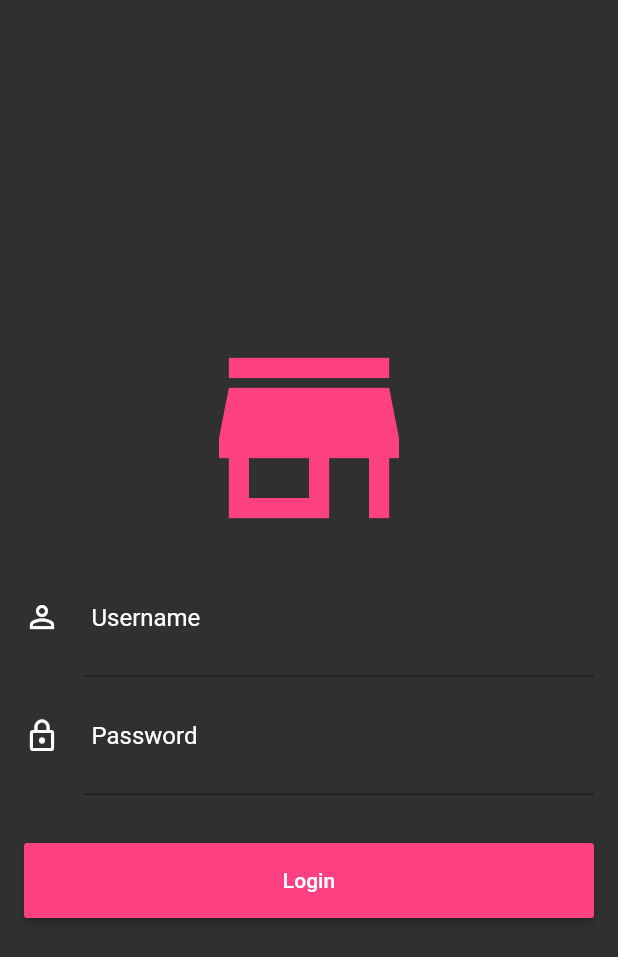
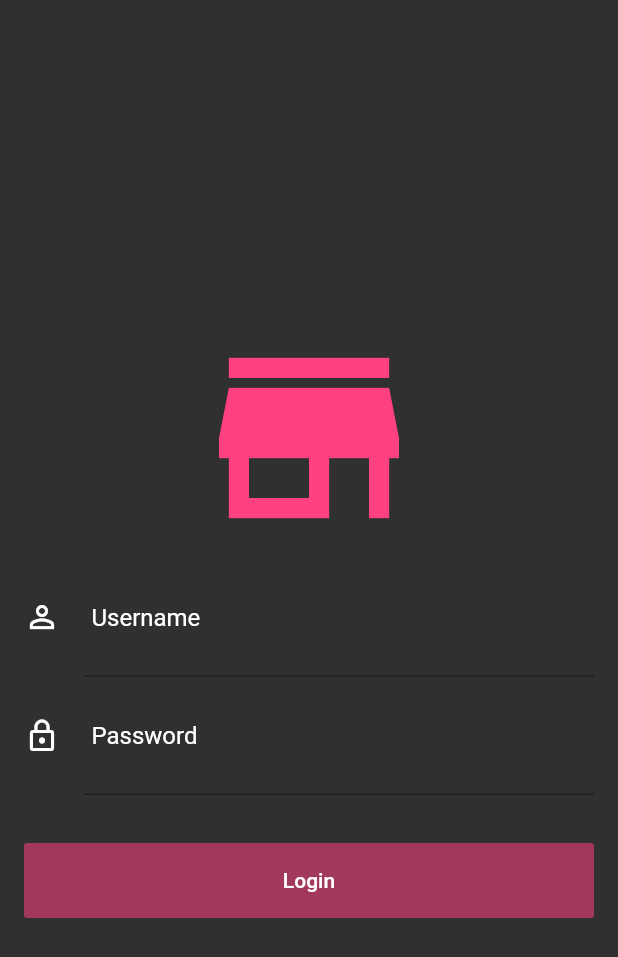
Before and after one commit to luidimso/flutter_app_marketplace_admin, a Flutter app: the screen it shows after launch, on a phone screen of 412 x 824 dp. Shown: the top 957 px of the screen. Run offline on Flutter 3.47's test engine with Material 2 defaults, Android fonts, the phone set to English and light mode, and no system bars; our stand-ins replace rxdart; missing offline and left inert: bloc_pattern.

Commit message:
Applying validators on login page

```diff
--- a/lib/component/inputField_component.dart
+++ b/lib/component/inputField_component.dart
@@ -4,11 +4,16 @@ class InputFieldComponent extends StatelessWidget {
   final IconData icon;
   final String placeholder;
   final bool password;
+  final Stream<String> validator;
+  final Function(String) onChanged;
 
-  InputFieldComponent({this.icon, this.password, this.placeholder});
+  InputFieldComponent({this.icon, this.password, this.placeholder, this.validator, this.onChanged});
 
   @override
   Widget build(BuildContext context) {
+    return StreamBuilder<String>(
+      stream: validator,
+      builder: (context, snapshot) {
         return TextField(
           decoration: InputDecoration(
             icon: Icon(icon,
@@ -28,12 +33,16 @@ class InputFieldComponent extends StatelessWidget {
                 right: 30,
                 top: 30,
                 bottom: 30
-        )
+            ),
+            errorText: snapshot.hasError ? snapshot.error : null
           ),
           style: TextStyle(
               color: Colors.white
           ),
           obscureText: password,
+          onChanged: onChanged,
+        );
+      },
     );
   }
 }
--- a/lib/pages/login_page.dart
+++ b/lib/pages/login_page.dart
@@ -1,5 +1,6 @@
 import 'package:flutter/material.dart';
 import 'package:flutter_app_marketplace_admin/component/inputField_component.dart';
+import 'package:flutter_app_marketplace_admin/services/login_service.dart';
 
 class LoginPage extends StatefulWidget {
   @override
@@ -7,6 +8,8 @@ class LoginPage extends StatefulWidget {
 }
 
 class _LoginPageState extends State<LoginPage> {
+  final _loginService = LoginService();
+
   @override
   Widget build(BuildContext context) {
     return Scaffold(
@@ -29,23 +32,33 @@ class _LoginPageState extends State<LoginPage> {
                     icon: Icons.person_outline,
                     placeholder: "Username",
                     password: false,
+                    validator: _loginService.outEmail,
+                    onChanged: _loginService.changeEmail,
                   ),
                   InputFieldComponent(
                     icon: Icons.lock_outline,
                     placeholder: "Password",
                     password: true,
+                    validator: _loginService.outPassword,
+                    onChanged: _loginService.changePassword,
                   ),
                   SizedBox(
                     height: 32,
                   ),
-                  SizedBox(
+                  StreamBuilder<bool>(
+                    stream: _loginService.outBtnValid,
+                    builder: (context, snapshot) {
+                      return SizedBox(
                         height: 50,
                         child: RaisedButton(
                             color: Colors.pinkAccent,
                             child: Text("Login"),
                             textColor: Colors.white,
-                        onPressed: () {}
+                            disabledColor: Colors.pinkAccent.withAlpha(140),
+                            onPressed: snapshot.hasData ? () {} : null
                         ),
+                      );
+                    }
                   )
                 ],
               ),
--- a/lib/services/login_service.dart
+++ b/lib/services/login_service.dart
@@ -8,6 +8,9 @@ class LoginService extends BlocBase with LoginValidator {
 
   Stream<String> get outEmail => _emailController.stream.transform(emailValidator);
   Stream<String> get outPassword => _passwordController.stream.transform(passwordValidator);
+  Function(String) get changeEmail => _emailController.sink.add;
+  Function(String) get changePassword => _passwordController.sink.add;
+  Stream<bool> get outBtnValid => Observable.combineLatest2(outEmail, outPassword, (a, b) => true);
 
   @override
   void dispose() {
```
Lines whose indentation alone changed are shown as unchanged.
